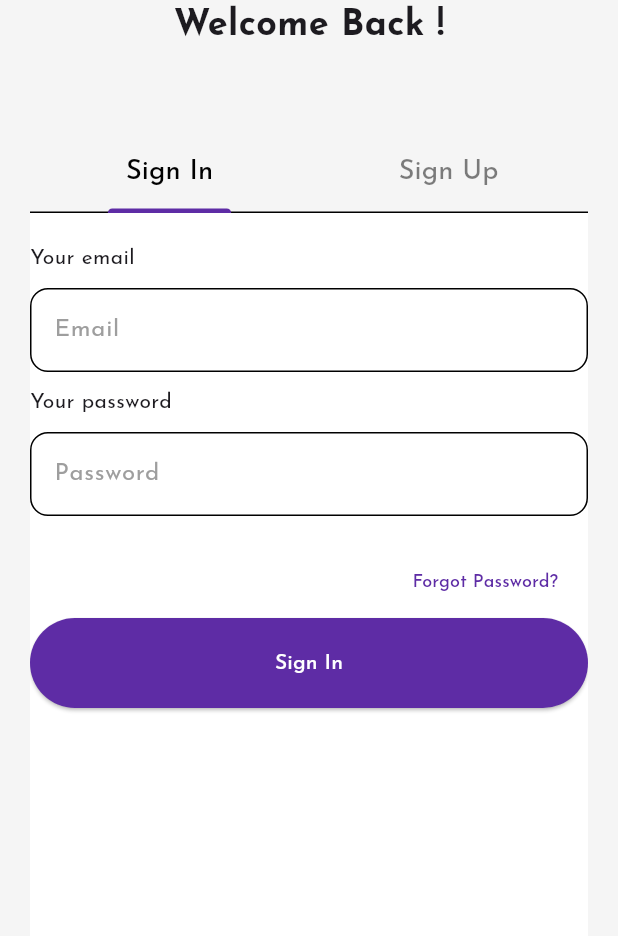
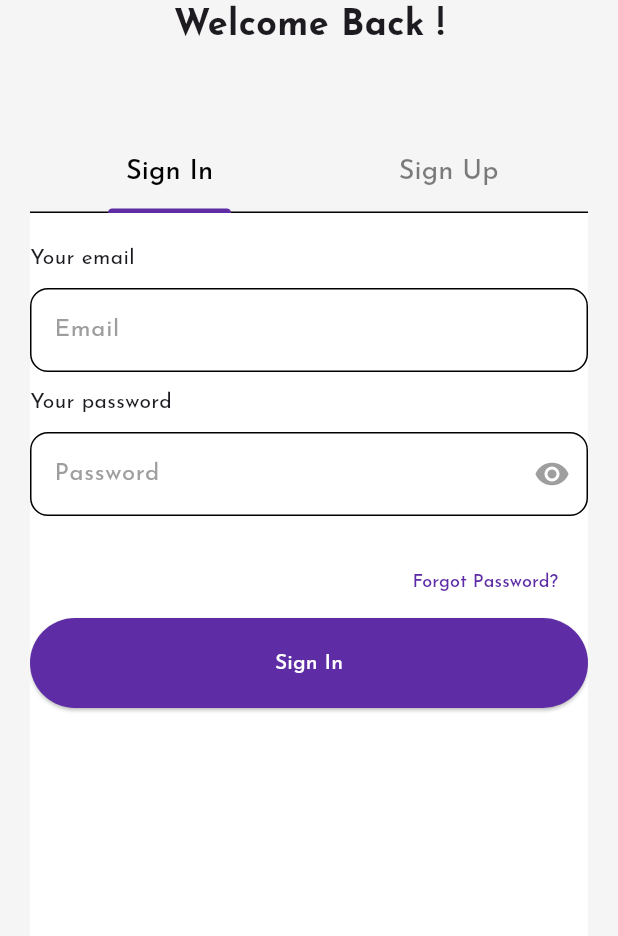
Before and after one commit to Olvine23/ollychat, a Flutter app: the screen it shows after launch, after a tap on "Get Started", on a phone screen of 412 x 824 dp, the part 300-1236 px from its top. Run offline on Flutter 3.47's test engine with Material 3 defaults, Android fonts, the phone set to English and light mode, and no system bars; our stand-ins replace awesome_snackbar_content, bloc, cached_network_image, cloud_firestore, connectivity, equatable and 19 more; missing offline and left inert: google_gemini, html_editor_enhanced, markdown_editable_textinput; accounts and stored records are empty; project files that could hold a hidden picture were left out.

Commit message:
enabled show password on login

```diff
--- a/lib/screens/authentication/sigin.dart
+++ b/lib/screens/authentication/sigin.dart
@@ -19,6 +19,7 @@ class _SignInScreenState extends State<SignInScreen> {
   final _formKey = GlobalKey<FormState>();
   final emailController = TextEditingController();
   final passwordController = TextEditingController();
+   bool obscureText = true;
 
   String? _errorMsg;
   bool signInRequired = false;
@@ -91,9 +92,21 @@ class _SignInScreenState extends State<SignInScreen> {
                         height: 10,
                       ),
                       CustomTextField(
+                         suffixIcon: GestureDetector(
+                              onTap: () {
+                                setState(() {
+                                  obscureText = !obscureText;
+                                });
+                              },
+                              child: Icon(
+                                  obscureText
+                                      ? Icons.visibility
+                                      : Icons.visibility_off,
+                                  color: Colors.grey),
+                            ),
                         controller: passwordController,
                         hintText: 'Password',
-                        obscureText: obscurePPassword,
+                        obscureText: obscureText,
                         keyboardType: TextInputType.visiblePassword,
                       ),
                       const SizedBox(
--- a/lib/screens/onboarding/onboarding.dart
+++ b/lib/screens/onboarding/onboarding.dart
@@ -3,6 +3,7 @@ import 'package:flutter/services.dart';
 import 'package:flutter_sizer/flutter_sizer.dart';
 import 'package:olly_chat/screens/onboarding/widgets/commontext.dart';
 import 'package:olly_chat/screens/welcome_screen.dart';
+import 'package:olly_chat/theme/colors.dart';
 
 class OnboardingScreen extends StatefulWidget {
   final String image;
@@ -87,6 +88,10 @@ class _OnboardingScreenState extends State<OnboardingScreen> {
             Align(
               alignment: Alignment.bottomCenter,
               child: ElevatedButton(
+                style: ElevatedButton.styleFrom(
+                  backgroundColor: AppColors.primaryColor,
+                  minimumSize: const Size.fromHeight(50),
+                ),
                 onPressed: () {
                   Navigator.pushReplacement(
                     context,
@@ -97,7 +102,7 @@ class _OnboardingScreenState extends State<OnboardingScreen> {
                     }),
                   );
                 },
-                child: Text("Get Started"),
+                child: Text("Get Started", style: TextStyle(color: Colors.white),),
               ),
             ),
           ],
```
